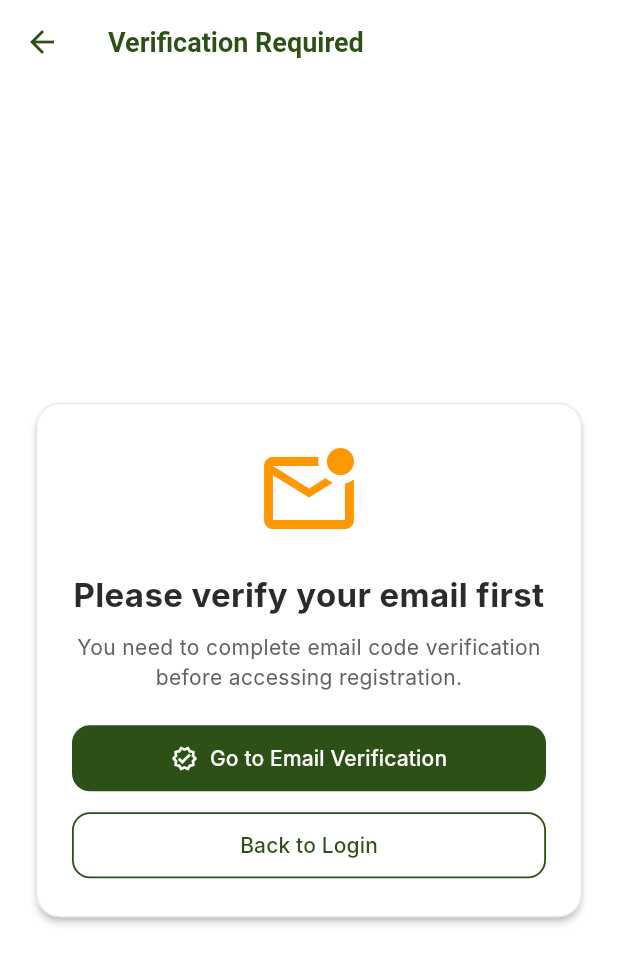
After one commit to pjtoral/idiscount_website, a Flutter app: the ErrorVerificationPage screen opened by its route, on a phone screen of 412 x 824 dp. The commit adds this screen. Shown: the top 964 px of the screen. Run offline on Flutter 3.47's test engine with Material 3 defaults, Android fonts, the phone set to English and light mode, and no system bars; our stand-ins replace flutter_map, go_router, latlong2, supabase_flutter; missing offline and left inert: dart:html; accounts and stored records are empty; Roboto replaces fonts that are missing (Inter).

Commit message:
Protected register route

```diff
--- a/lib/main.dart
+++ b/lib/main.dart
@@ -10,8 +10,10 @@ import 'package:idiscount_website/terms_and_condition/terms.dart';
 import 'package:idiscount_website/pages/login_page.dart';
 import 'package:idiscount_website/pages/signup_page.dart';
 import 'package:idiscount_website/pages/email_verification_page.dart';
+import 'package:idiscount_website/pages/error_verification.dart';
 import 'package:idiscount_website/pages/register_page.dart';
 import 'package:idiscount_website/pages/dashboard_page.dart';
+import 'package:idiscount_website/services/register_route_gate.dart';
 
 // theme
 import 'package:idiscount_website/theme/app_theme.dart';
@@ -58,12 +60,23 @@ class MyApp extends StatelessWidget {
               ),
         ),
         GoRoute(
+          path: '/error-verification',
+          builder: (context, state) => const ErrorVerificationPage(),
+        ),
+        GoRoute(
           path: '/register',
+          redirect: (context, state) {
+            final user = Supabase.instance.client.auth.currentUser;
+            final gateToken = state.uri.queryParameters['gate'];
+            if (user == null || user.emailConfirmedAt == null) {
+              return '/error-verification';
+            }
+            if (!RegisterRouteGate.isValid(gateToken)) {
+              return '/error-verification';
+            }
+            return null;
+          },
           builder: (context, state) {
-            final user = Supabase.instance.client.auth.currentUser;
-            if (user == null || user.emailConfirmedAt == null) {
-              return const EmailVerificationPage();
-            }
             return const RegisterPage();
           },
         ),
--- a/lib/pages/dashboard_page.dart
+++ b/lib/pages/dashboard_page.dart
@@ -5,6 +5,7 @@ import 'package:idiscount_website/pages/widgets/dashboard_chrome.dart';
 import 'package:idiscount_website/pages/widgets/dashboard_sections.dart';
 import 'package:idiscount_website/viewmodels/dashboard_view_model.dart';
 import 'package:idiscount_website/pages/edit_business_dialog.dart';
+import 'package:idiscount_website/services/register_route_gate.dart';
 
 class DashboardPage extends StatefulWidget {
   final String userEmail;
@@ -40,7 +41,7 @@ class _DashboardPageState extends State<DashboardPage> {
     if (!mounted) return;
 
     if (loadState == DashboardLoadState.needsRegistration) {
-      context.go('/register');
+      context.go(RegisterRouteGate.buildRegisterPath());
       return;
     }
 
--- a/lib/pages/email_verification_page.dart
+++ b/lib/pages/email_verification_page.dart
@@ -4,6 +4,7 @@ import 'package:flutter/material.dart';
 import 'package:go_router/go_router.dart';
 import 'package:idiscount_website/services/app_error_service.dart';
 import 'package:idiscount_website/services/auth_service.dart';
+import 'package:idiscount_website/services/register_route_gate.dart';
 
 class EmailVerificationPage extends StatefulWidget {
   final String? email;
@@ -141,7 +142,7 @@ class _EmailVerificationPageState extends State<EmailVerificationPage> {
             backgroundColor: Colors.green,
           ),
         );
-        context.go('/register');
+        context.go(RegisterRouteGate.buildRegisterPath());
       }
     } catch (e) {
       if (mounted) {
--- /dev/null
+++ b/lib/pages/error_verification.dart
@@ -0,0 +1,75 @@
+import 'package:flutter/material.dart';
+import 'package:go_router/go_router.dart';
+
+class ErrorVerificationPage extends StatelessWidget {
+  const ErrorVerificationPage({super.key});
+
+  @override
+  Widget build(BuildContext context) {
+    return Scaffold(
+      appBar: AppBar(
+        title: const Text('Verification Required'),
+        leading: IconButton(
+          icon: const Icon(Icons.arrow_back),
+          onPressed: () => context.go('/'),
+        ),
+      ),
+      body: Center(
+        child: Padding(
+          padding: const EdgeInsets.all(24),
+          child: ConstrainedBox(
+            constraints: const BoxConstraints(maxWidth: 520),
+            child: Card(
+              elevation: 2,
+              child: Padding(
+                padding: const EdgeInsets.all(24),
+                child: Column(
+                  mainAxisSize: MainAxisSize.min,
+                  children: [
+                    const Icon(
+                      Icons.mark_email_unread_outlined,
+                      size: 72,
+                      color: Colors.orange,
+                    ),
+                    const SizedBox(height: 16),
+                    const Text(
+                      'Please verify your email first',
+                      textAlign: TextAlign.center,
+                      style: TextStyle(
+                        fontSize: 22,
+                        fontWeight: FontWeight.w700,
+                      ),
+                    ),
+                    const SizedBox(height: 10),
+                    Text(
+                      'You need to complete email code verification before accessing registration.',
+                      textAlign: TextAlign.center,
+                      style: TextStyle(color: Colors.grey[700]),
+                    ),
+                    const SizedBox(height: 20),
+                    SizedBox(
+                      width: double.infinity,
+                      child: ElevatedButton.icon(
+                        onPressed: () => context.go('/email-verification'),
+                        icon: const Icon(Icons.verified_outlined),
+                        label: const Text('Go to Email Verification'),
+                      ),
+                    ),
+                    const SizedBox(height: 10),
+                    SizedBox(
+                      width: double.infinity,
+                      child: OutlinedButton(
+                        onPressed: () => context.go('/login'),
+                        child: const Text('Back to Login'),
+                      ),
+                    ),
+                  ],
+                ),
+              ),
+            ),
+          ),
+        ),
+      ),
+    );
+  }
+}
--- a/lib/pages/register_page.dart
+++ b/lib/pages/register_page.dart
@@ -136,7 +136,7 @@ class _RegisterPageState extends State<RegisterPage> {
           backgroundColor: Colors.orange,
         ),
       );
-      context.go('/email-verification');
+      context.go('/error-verification');
       return;
     }
 
@@ -1122,7 +1122,7 @@ class _RegisterPageState extends State<RegisterPage> {
           backgroundColor: Colors.orange,
         ),
       );
-      context.go('/email-verification');
+      context.go('/error-verification');
       return;
     }
 
```
Also changed, not shown: lib/services/register_route_gate.dart (added, +26 -0 lines).
